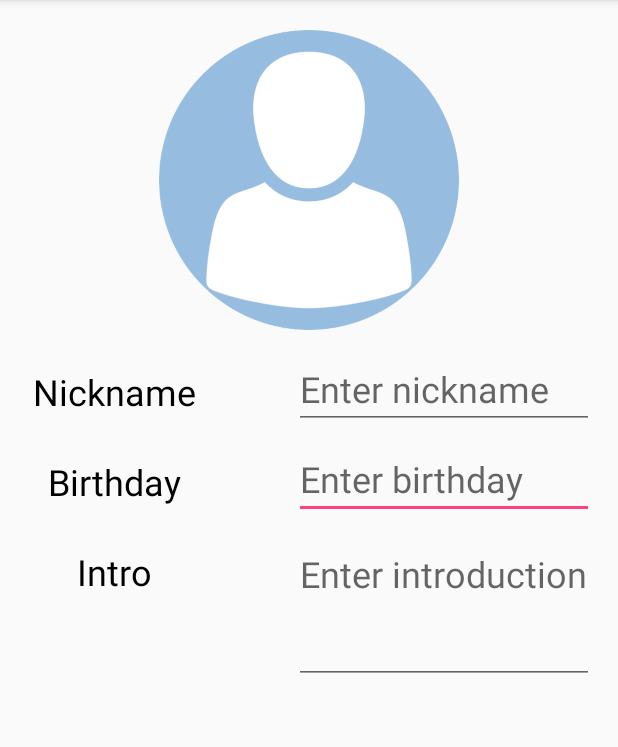
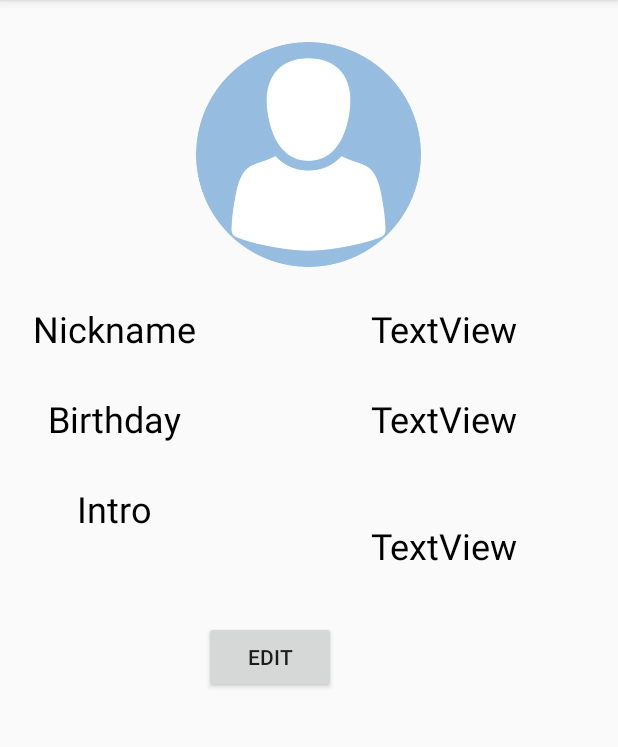
Before and after one commit to ZUOYANGDING/cs307, an Android app: the LandingActivity screen opened directly, with no data from a screen before it, on a phone screen of 412 x 824 dp, the part 84-831 px from its top. Run offline under Robolectric (Android 15) with nearby library versions, the phone set to English and light mode, and no system bars; 3 statements that could not run were skipped.

Commit message:
Updated changes

```diff
--- a/AroundMe/app/src/main/java/com/example/zuoyangding/aroundme/Activity/LandingActivity.java
+++ b/AroundMe/app/src/main/java/com/example/zuoyangding/aroundme/Activity/LandingActivity.java
@@ -1,15 +1,92 @@
 package com.example.zuoyangding.aroundme.Activity;
 
+import android.content.Intent;
+import android.net.Uri;
+import android.provider.MediaStore;
 import android.support.v7.app.AppCompatActivity;
 import android.os.Bundle;
+import android.util.Log;
+import android.view.View;
+import android.widget.Button;
+import android.widget.EditText;
+import android.widget.ImageView;
+import android.widget.TextView;
 
 import com.example.zuoyangding.aroundme.R;
 
-public class LandingActivity extends AppCompatActivity {
+import static com.example.zuoyangding.aroundme.Activity.editLandingActivity.Birthday;
+import static com.example.zuoyangding.aroundme.Activity.editLandingActivity.Nickname;
+import static com.example.zuoyangding.aroundme.Activity.editLandingActivity.info;
+
+public class LandingActivity extends AppCompatActivity implements View.OnClickListener{
+
+    Button landing_Edit;
+
+    TextView landing_Nickname;
+    TextView landing_Birthday;
+    TextView landing_info;
+
+    //image module
+    ImageView landing_iv;
+    //Button landing_bUploadName;
+    //EditText landing_etUploadName;
+
+    //private static int RESULT_LOAD_IMAGE = 1;
 
     @Override
     protected void onCreate(Bundle savedInstanceState) {
         super.onCreate(savedInstanceState);
         setContentView(R.layout.activity_landing);
+
+        landing_Edit = (Button) findViewById(R.id.landing_Edit);
+
+        landing_Nickname = (TextView) findViewById(R.id.landing_Nickname);
+        landing_Birthday = (TextView) findViewById(R.id.landing_Birthday);
+        landing_info = (TextView) findViewById(R.id.landing_intro);
+
+        landing_Nickname.setText(Nickname);
+        landing_Birthday.setText(Birthday);
+        landing_info.setText(info);
+
+        landing_Edit.setOnClickListener(new View.OnClickListener() {
+            public void onClick(View v) {
+                Intent i=new Intent(LandingActivity.this, editLandingActivity.class);
+                LandingActivity.this.startActivity(i);
+            }
+        });
+
+        //image module
+        landing_iv = (ImageView) findViewById(R.id.imageButton);
+        //landing_bUploadName = (Button) findViewById(R.id.bUploadName);
+        //landing_etUploadName = (EditText) findViewById(R.id.etUploadName);
+
+        landing_iv.setOnClickListener(this);
+        //landing_bUploadName.setOnClickListener(this);
+        //Log.v("6666666","!!!");
+    }
+
+    @Override
+    public void onClick(View v) {
+        switch (v.getId()){
+            case R.id.imageButton:
+                Intent galleryIntent = new Intent(Intent.ACTION_PICK, MediaStore.Images.Media.EXTERNAL_CONTENT_URI);
+                //Log.v("R.id.imageButton","!!!");
+                startActivityForResult(galleryIntent, 1);
+                break;
+            //case R.id.bUploadName:
+                //break;
+        }
+    }
+
+    @Override
+    protected void onActivityResult(int requestCode, int resultCode, Intent data) {
+        super.onActivityResult(requestCode, resultCode, data);
+        if (requestCode == 1 && requestCode == RESULT_OK && data != null){
+            //Log.v("Uri","!!!");
+
+            Uri selectedImage = data.getData();
+            landing_iv.setImageURI(selectedImage);
+
+        }
     }
 }
--- a/AroundMe/app/src/main/java/com/example/zuoyangding/aroundme/Activity/LoginActivity.java
+++ b/AroundMe/app/src/main/java/com/example/zuoyangding/aroundme/Activity/LoginActivity.java
@@ -99,6 +99,7 @@ public class LoginActivity extends AppCompatActivity {
     private void signIn() {
         Intent signInIntent = Auth.GoogleSignInApi.getSignInIntent(mGoogleApiClient);
         startActivityForResult(signInIntent, RC_SIGN_IN);
+
     }
 
 
@@ -114,6 +115,10 @@ public class LoginActivity extends AppCompatActivity {
                 // Google Sign In was successful, authenticate with Firebase
                 GoogleSignInAccount account = result.getSignInAccount();
                 firebaseAuthWithGoogle(account);
+
+                Intent i = new Intent(LoginActivity.this, homepage.class);
+                LoginActivity.this.startActivity(i);
+
             } else {
                 // Google Sign In failed, update UI appropriately
                 Log.d("Firebase", " Authorization error:" + result.getStatus());
--- a/AroundMe/app/src/main/res/layout/activity_landing.xml
+++ b/AroundMe/app/src/main/res/layout/activity_landing.xml
@@ -11,21 +11,6 @@
     android:paddingTop="0dp"
 
     tools:context="com.example.zuoyangding.aroundme.Activity.LandingActivity">
-
-    <ImageButton
-        android:layout_width="200dp"
-        android:layout_height="200dp"
-        android:id="@+id/imageButton"
-        android:scaleType="centerCrop"
-        android:layout_alignParentTop="true"
-        android:layout_centerHorizontal="true"
-        android:paddingBottom="0dp"
-        android:paddingLeft="0dp"
-        android:paddingRight="0dp"
-        android:paddingTop="0dp"
-        android:layout_marginTop="20dp"
-        android:background="@null"
-        app:srcCompat="@drawable/avatar" />
 
     <LinearLayout
         android:orientation="horizontal"
@@ -86,7 +71,6 @@
             android:layout_height="match_parent"
             android:gravity="center"
             android:id="@+id/intro"
-            android:layout_weight="1"
             android:textSize="24sp"
             android:textColor="@color/common_google_signin_btn_text_dark_focused" />
     </LinearLayout>
@@ -101,15 +85,15 @@
         android:layout_height="50dp"
         android:layout_width="200dp">
 
-        <EditText
+        <TextView
+            android:text="TextView"
             android:layout_width="match_parent"
             android:layout_height="match_parent"
-            android:inputType="date"
-            android:ems="10"
-            android:id="@+id/enterBirthday"
-            android:layout_weight="1"
+            android:id="@+id/landing_Birthday"
             android:textSize="24sp"
-            android:hint="Enter birthday" />
+            android:textColor="@color/common_google_signin_btn_text_dark_focused"
+            android:fontFamily="sans-serif"
+            android:gravity="center"/>
     </LinearLayout>
 
     <LinearLayout
@@ -122,16 +106,15 @@
         android:layout_marginRight="16dp"
         android:layout_width="200dp">
 
-        <EditText
+        <TextView
+            android:text="TextView"
             android:layout_width="match_parent"
             android:layout_height="match_parent"
-            android:gravity="top"
-            android:inputType="textPersonName"
-            android:ems="10"
-            android:id="@+id/enterIntro"
-            android:layout_weight="1"
+            android:id="@+id/landing_intro"
             android:textSize="24sp"
-            android:hint="Enter introduction" />
+            android:textColor="@color/common_google_signin_btn_text_dark_focused"
+            android:fontFamily="sans-serif"
+            android:gravity="center"/>
     </LinearLayout>
 
     <LinearLayout
@@ -143,15 +126,58 @@
         android:layout_below="@+id/imageButton"
         android:layout_alignParentEnd="true"
         android:layout_marginTop="16dp">
+    </LinearLayout>
 
-        <EditText
-            android:layout_width="wrap_content"
-            android:layout_height="wrap_content"
-            android:inputType="textPersonName"
-            android:ems="10"
-            android:id="@+id/editText4"
-            android:layout_weight="1"
-            android:hint="Enter nickname"
-            android:textSize="24sp" />
-    </LinearLayout>
+    <TextView
+        android:text="TextView"
+        android:layout_width="match_parent"
+        android:layout_height="match_parent"
+        android:id="@+id/landing_Nickname"
+        android:textSize="24sp"
+        android:textColor="@color/common_google_signin_btn_text_dark_focused"
+        android:fontFamily="sans-serif"
+        android:layout_alignTop="@+id/enterNicknameLayout"
+        android:layout_alignStart="@+id/enterBirthdayLayout"
+        android:layout_above="@+id/enterBirthdayLayout"
+        android:layout_alignEnd="@+id/enterNicknameLayout"
+        android:gravity="center"/>
+
+    <Button
+        android:text="Edit"
+        android:layout_width="wrap_content"
+        android:layout_height="wrap_content"
+        android:layout_below="@+id/enterIntroLayout"
+        android:layout_toEndOf="@+id/introLayout"
+        android:id="@+id/landing_Edit" />
+
+
+    <!--<EditText-->
+        <!--android:id="@+id/etUploadName"-->
+        <!--android:layout_width="match_parent"-->
+        <!--android:layout_height="wrap_content" />-->
+
+    <!--<Button-->
+        <!--android:id="@+id/bUploadName"-->
+        <!--android:text="Change Avatar"-->
+        <!--android:layout_width="match_parent"-->
+        <!--android:layout_height="wrap_content" />-->
+
+    <ImageView
+        android:layout_width="150dp"
+        android:layout_height="150dp"
+        android:id="@+id/imageButton"
+        android:paddingBottom="0dp"
+        android:paddingLeft="0dp"
+        android:paddingRight="0dp"
+        android:paddingTop="0dp"
+        app:srcCompat="@drawable/avatar"
+        android:background="@null"
+        android:layout_alignParentTop="true"
+        android:layout_centerHorizontal="true"
+        android:layout_marginTop="28dp" />
+    <!--android:layout_below="@+id/etUploadName"-->
+    <!--android:layout_below="@+id/bUploadName"-->
+
+
+
 </RelativeLayout>
```
Also changed, not shown: AroundMe/app/build.gradle (+17 -0 lines), AroundMe/app/src/main/AndroidManifest.xml (+48 -6 lines), AroundMe/app/src/main/java/com/example/zuoyangding/aroundme/Activity/StartActivity.java (+14 -8 lines), AroundMe/app/src/main/java/com/example/zuoyangding/aroundme/Activity/add_group.java (+26 -0 lines), AroundMe/app/src/main/java/com/example/zuoyangding/aroundme/Activity/group_chat.java (+57 -0 lines), AroundMe/app/src/main/java/com/example/zuoyangding/aroundme/Activity/homepage.java (+23 -0 lines), AroundMe/app/src/main/res/layout/activity_group_chat.xml (+7 -9 lines), AroundMe/app/src/main/res/layout/activity_homepage.xml (+3 -7 lines), 2 other files.
